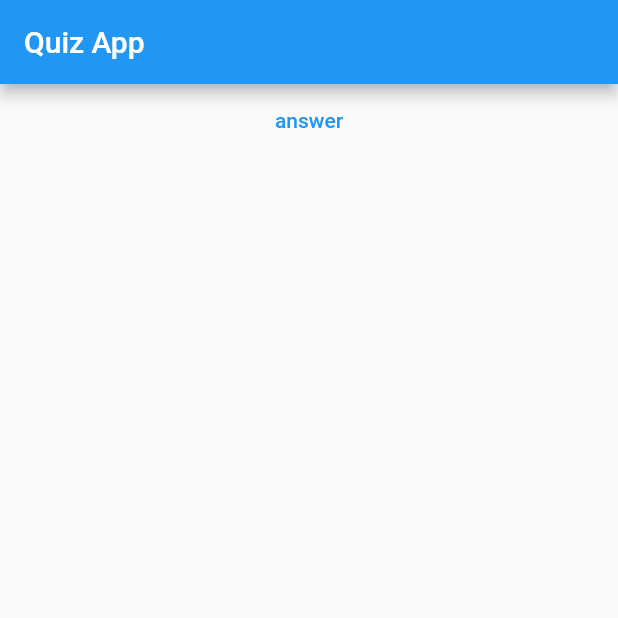
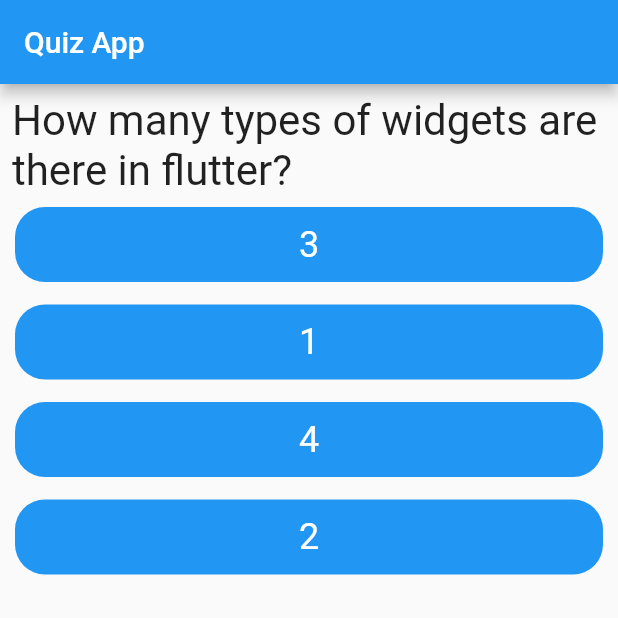
Before and after one commit to ahmad20066/course-2-quizApp, a Flutter app: the screen it shows after launch, on a phone screen of 412 x 824 dp, the top half of it. Run offline on Flutter 3.47's test engine with Material 2 defaults, Android fonts, the phone set to English and light mode, and no system bars.

Commit message:
Lecture 2

```diff
--- a/lib/screens/home_screen.dart
+++ b/lib/screens/home_screen.dart
@@ -84,12 +84,19 @@ class _HomeScreenState extends State<HomeScreen> {
         {'answerText': 'popUntil', 'score': 1},
         {'answerText': 'push', 'score': 0}
       ]
-    },
+    }, //index = 7/length = 8
   ];
 
   int currentIndex = 0;
 
   int totalScore = 0;
+  void answerQuestion(int score) {
+    setState(() {
+      currentIndex++;
+    });
+    totalScore += score;
+    print("totalScore = $totalScore");
+  }
 
   @override
   Widget build(BuildContext context) {
@@ -97,22 +104,49 @@ class _HomeScreenState extends State<HomeScreen> {
       appBar: AppBar(
         title: Text("Quiz App"),
       ),
-      body: Column(
+      body:
+          currentIndex < questions.length //currentIndex= 8,questions.length = 8
+              ? Column(
                   children: [
-          QuestionWidget(), //question
+                    QuestionWidget(
+                      text: questions[currentIndex]['question'],
+                    ), //question
                     ...questions[currentIndex]['answers'].map((element) {
-            return AnswerWidget();
+                      return AnswerWidget(
+                        text: element['answerText'],
+                        onTap: () {
+                          answerQuestion(element['score']);
+                        },
+                      );
                     }).toList(), //answers
+                  ],
+                )
+              : Center(
+                  child: Column(
+                    mainAxisAlignment: MainAxisAlignment.center,
+                    children: [
+                      Text(
+                        "Quiz finished!",
+                        style: TextStyle(fontSize: 25),
+                      ),
+                      SizedBox(
+                        height: 20,
+                      ),
+                      Text(
+                        "Your Total Score = $totalScore",
+                        style: TextStyle(fontSize: 25),
+                      ),
+                      SizedBox(
+                        height: 20,
+                      ),
                       TextButton(
-              onPressed: () {
-                setState(() {
-                  currentIndex++;
-                });
-
-                print(currentIndex);
-              },
-              child: Text("answer"))
+                          onPressed: () {},
+                          child: Text(
+                            "Reset the quiz",
+                            style: TextStyle(fontSize: 25),
+                          ))
                     ],
+                  ),
                 ),
     );
   }
--- a/lib/widgets/answer_widget.dart
+++ b/lib/widgets/answer_widget.dart
@@ -1,10 +1,28 @@
 import 'package:flutter/material.dart';
 
 class AnswerWidget extends StatelessWidget {
-  const AnswerWidget({Key? key}) : super(key: key);
+  final String text;
+  final onTap;
+  AnswerWidget({required this.text, required this.onTap});
 
   @override
   Widget build(BuildContext context) {
-    return Container();
+    return GestureDetector(
+      onTap: onTap,
+      child: Container(
+        height: 50,
+        alignment: Alignment.center,
+        width: double.infinity,
+        margin: EdgeInsets.fromLTRB(10, 0, 10, 15),
+        decoration: BoxDecoration(
+          borderRadius: BorderRadius.circular(20),
+          color: Colors.blue,
+        ),
+        child: Text(
+          text,
+          style: TextStyle(fontSize: 24, color: Colors.white),
+        ),
+      ),
+    );
   }
 }
--- a/lib/widgets/question_widget.dart
+++ b/lib/widgets/question_widget.dart
@@ -1,10 +1,15 @@
 import 'package:flutter/material.dart';
 
 class QuestionWidget extends StatelessWidget {
-  const QuestionWidget({Key? key}) : super(key: key);
-
+  final String text;
+  QuestionWidget({required this.text});
   @override
   Widget build(BuildContext context) {
-    return Container();
+    return Padding(
+        padding: EdgeInsets.all(8),
+        child: Text(
+          text,
+          style: TextStyle(fontSize: 28),
+        ));
   }
 }
```
Lines whose indentation alone changed are shown as unchanged.
